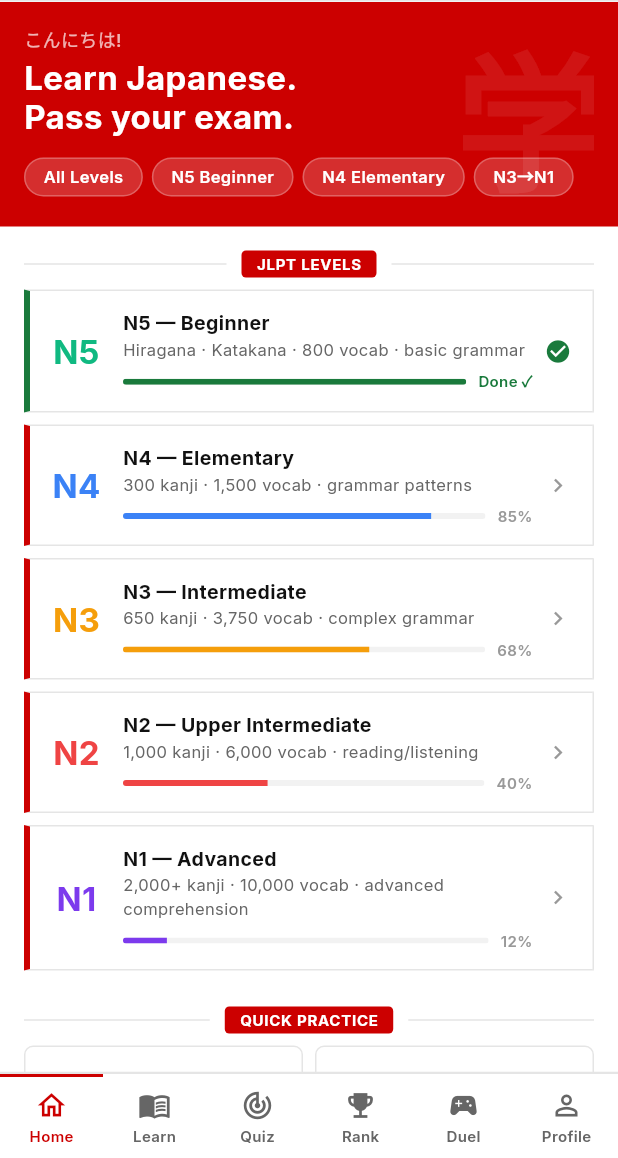
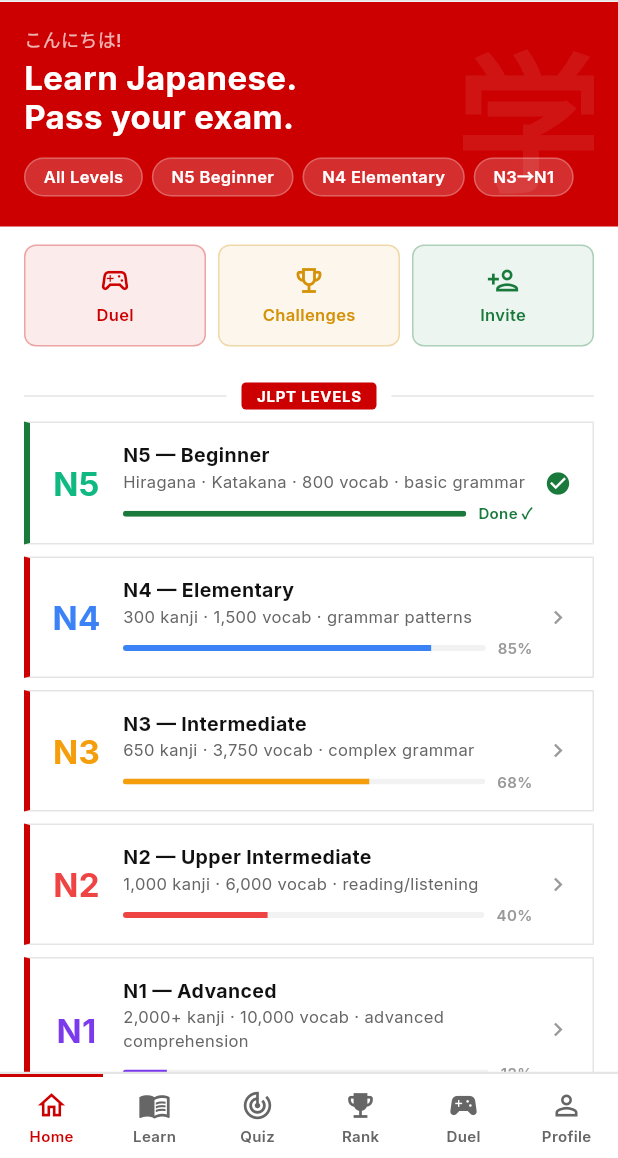
Before and after one commit to astroboy28/nipino-manabu, a Flutter app: the HomeScreen screen opened by its route, on a phone screen of 412 x 824 dp, the part 78-1236 px from its top. Run offline on Flutter 3.47's test engine with Material 3 defaults, Android fonts, the phone set to English and light mode, and no system bars; our stand-ins replace app_links, cached_network_image, file_picker, firebase_core, firebase_crashlytics, firebase_messaging and 6 more; accounts and stored records are empty; network calls fail.

Commit message:
Wire SocialActionRow and FeaturedChallengeBanner onto the home screen
Both widgets, and everything behind them (challenge events, referrals,
duels), were fully built with working backend endpoints but had no
placement anywhere in the app -- /challenges and /referral were only
reachable if you already knew the route name. FeaturedChallengeBanner
renders nothing when no challenge is live, so this is a no-op until
an admin creates one.

```diff
--- a/lib/screens/home/home_screen.dart
+++ b/lib/screens/home/home_screen.dart
@@ -6,6 +6,7 @@ import '../../services/auth_provider.dart';
 import '../../services/api_service.dart';
 import '../../models/models.dart';
 import '../../widgets/app_bottom_nav.dart';
+import '../../widgets/featured_challenge_banner.dart';
 
 
 
@@ -79,6 +80,14 @@ class _HomeScreenState extends State<HomeScreen> {
                   children: [
                     // Hero band
                     _buildHero(user),
+                    const SizedBox(height: 12),
+
+                    // Duel / Challenges / Invite
+                    const SocialActionRow(),
+                    const SizedBox(height: 8),
+
+                    // Featured challenge (hidden automatically when none is live)
+                    const FeaturedChallengeBanner(),
 
                     // Levels
                     const SectionHeader(tag: 'JLPT LEVELS'),
```
